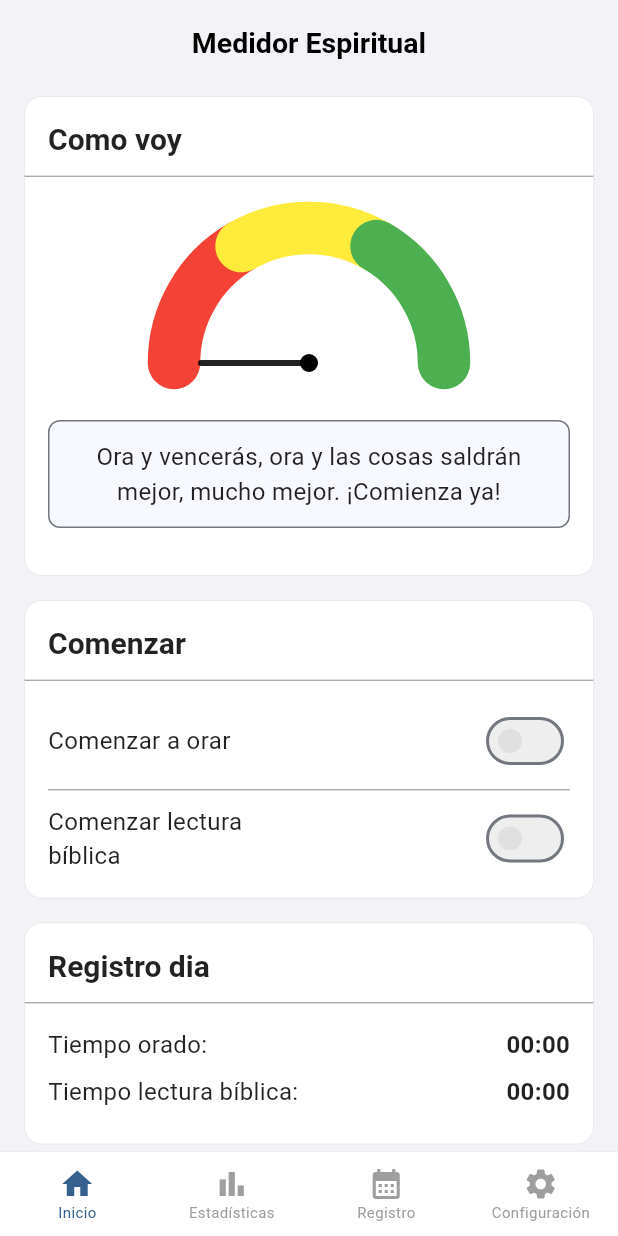
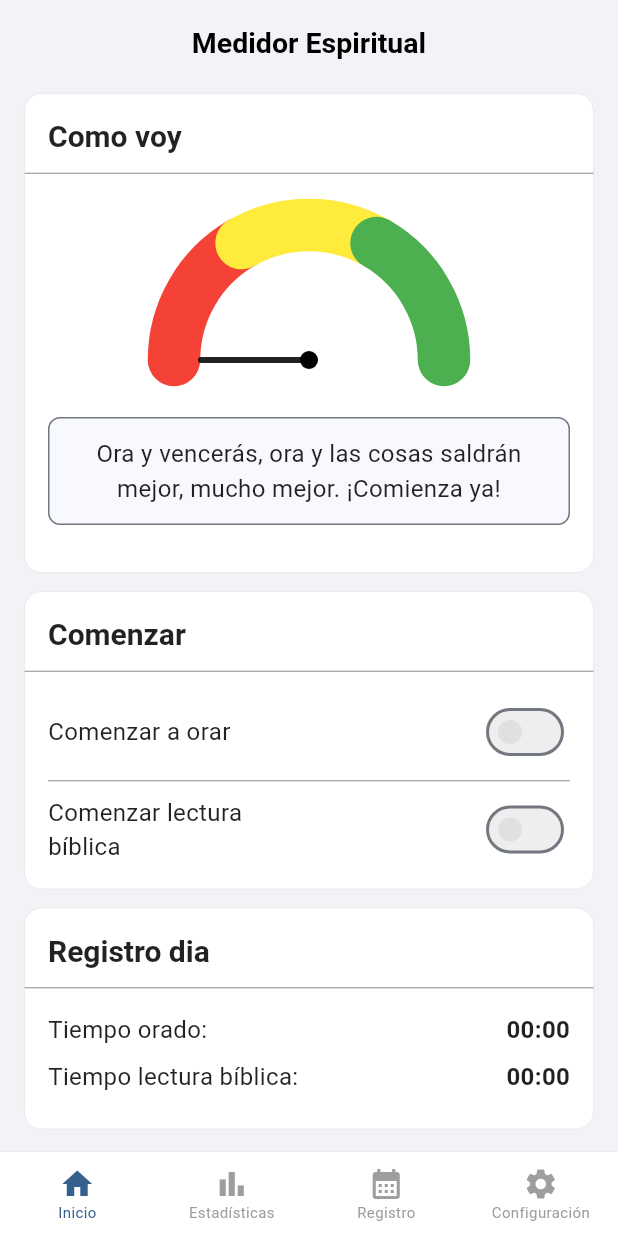
Before and after one commit to CarosDrean/spiritual_meter, a Flutter app: the screen it shows after launch, on a phone screen of 412 x 824 dp. Run offline on Flutter 3.47's test engine with Material 3 defaults, Android fonts, the phone set to English and light mode, and no system bars; our stand-ins replace fl_chart, flutter_local_notifications, flutter_native_timezone, shared_preferences, sqflite, timezone; accounts and stored records are empty.

Commit message:
fix: design

```diff
--- a/lib/main.dart
+++ b/lib/main.dart
@@ -21,7 +21,6 @@ Future<void> _configureLocalTimezone() async {
   String? timeZoneName;
   try {
     timeZoneName = await FlutterNativeTimezone.getLocalTimezone();
-    print('Detected local timezone: $timeZoneName');
   } on PlatformException {
     timeZoneName = 'America/Lima';
   }
--- a/lib/screens/records/records_screen.dart
+++ b/lib/screens/records/records_screen.dart
@@ -64,7 +64,7 @@ class _RecordScreenState extends State<RecordScreen> {
                 Padding(
                   padding: const EdgeInsets.symmetric(
                     horizontal: 16.0,
-                    vertical: 12.0,
+                    vertical: 8.0,
                   ),
                   child: Text(
                     viewModel.capitalize(dateHeaderFormat.format(date)),
@@ -109,6 +109,7 @@ class _RecordScreenState extends State<RecordScreen> {
                     child: SizedBox(
                       width: double.infinity,
                       child: Card(
+                        margin: const EdgeInsets.symmetric(horizontal: 16, vertical: 6.0),
                         child: Padding(
                           padding: const EdgeInsets.all(16.0),
                           child: Column(
--- a/lib/screens/settings/settings_viewmodel.dart
+++ b/lib/screens/settings/settings_viewmodel.dart
@@ -1,6 +1,4 @@
-import 'dart:convert';
 import 'package:flutter/material.dart';
-import 'package:shared_preferences/shared_preferences.dart';
 
 import 'package:spiritual_meter/core/constant.dart';
 import 'package:spiritual_meter/models/notification_setting.dart';
--- a/lib/screens/widgets/app_section_card.dart
+++ b/lib/screens/widgets/app_section_card.dart
@@ -17,7 +17,7 @@ class AppSectionCard extends StatelessWidget {
   @override
   Widget build(BuildContext context) {
     return Card(
-      margin: const EdgeInsets.symmetric(horizontal: 16.0, vertical: 8.0),
+      margin: const EdgeInsets.symmetric(horizontal: 16.0, vertical: 6.0),
       child: Column(
         crossAxisAlignment: CrossAxisAlignment.start,
         children: [
```
